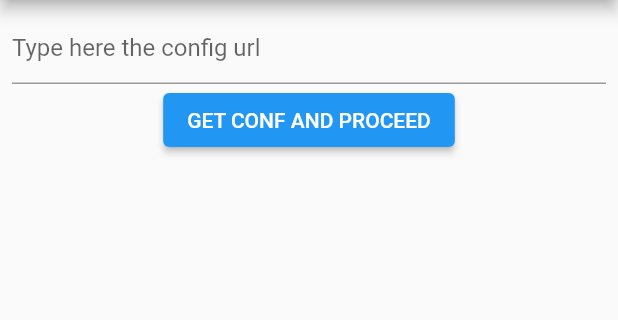
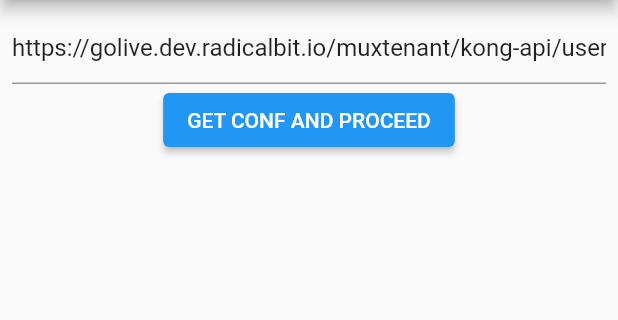
Before and after one commit to TheFe91/flutter_keycloak, a Flutter app: the screen it shows after launch, on a phone screen of 412 x 824 dp, the part 84-404 px from its top. Run offline on Flutter 3.47's test engine with Material 2 defaults, Android fonts, the phone set to English and light mode, and no system bars; our stand-ins replace dio, flutter_secure_storage, shared_preferences.

```diff
--- /dev/null
+++ b/example/analysis_options.yaml
@@ -0,0 +1,29 @@
+# This file configures the analyzer, which statically analyzes Dart code to
+# check for errors, warnings, and lints.
+#
+# The issues identified by the analyzer are surfaced in the UI of Dart-enabled
+# IDEs (https://dart.dev/tools#ides-and-editors). The analyzer can also be
+# invoked from the command line by running `flutter analyze`.
+
+# The following line activates a set of recommended lints for Flutter apps,
+# packages, and plugins designed to encourage good coding practices.
+include: package:flutter_lints/flutter.yaml
+
+linter:
+  # The lint rules applied to this project can be customized in the
+  # section below to disable rules from the `package:flutter_lints/flutter.yaml`
+  # included above or to enable additional rules. A list of all available lints
+  # and their documentation is published at
+  # https://dart-lang.github.io/linter/lints/index.html.
+  #
+  # Instead of disabling a lint rule for the entire project in the
+  # section below, it can also be suppressed for a single line of code
+  # or a specific dart file by using the `// ignore: name_of_lint` and
+  # `// ignore_for_file: name_of_lint` syntax on the line or in the file
+  # producing the lint.
+  rules:
+    # avoid_print: false  # Uncomment to disable the `avoid_print` rule
+    # prefer_single_quotes: true  # Uncomment to enable the `prefer_single_quotes` rule
+
+# Additional information about this file can be found at
+# https://dart.dev/guides/language/analysis-options
--- a/example/lib/main.dart
+++ b/example/lib/main.dart
@@ -1,13 +1,14 @@
 import 'package:flutter/material.dart';
-
 import 'package:flutter_keycloak/flutter_keycloak.dart';
-import 'package:shared_preferences/shared_preferences.dart';
+import 'package:flutter_secure_storage/flutter_secure_storage.dart';
 
 void main() {
-  runApp(MyApp());
+  runApp(const MyApp());
 }
 
 class MyApp extends StatelessWidget {
+  const MyApp({Key? key}) : super(key: key);
+
   // This widget is the root of your application.
   @override
   Widget build(BuildContext context) {
@@ -16,7 +17,7 @@ class MyApp extends StatelessWidget {
       theme: ThemeData(
         primarySwatch: Colors.blue,
       ),
-      home: FlutterKeycloakExample('Flutter Keycloak Example'),
+      home: const FlutterKeycloakExample('Flutter Keycloak Example'),
     );
   }
 }
@@ -24,27 +25,25 @@ class MyApp extends StatelessWidget {
 class FlutterKeycloakExample extends StatefulWidget {
   final String title;
 
-  FlutterKeycloakExample(this.title);
+  const FlutterKeycloakExample(this.title, {Key? key}) : super(key: key);
 
   @override
   _FlutterKeycloakExampleState createState() => _FlutterKeycloakExampleState();
 }
 
 class _FlutterKeycloakExampleState extends State<FlutterKeycloakExample> {
-  FlutterKeycloak _flutterKeycloak = FlutterKeycloak();
-  SharedPreferences? prefs;
+  final FlutterKeycloak _flutterKeycloak = FlutterKeycloak();
+  final FlutterSecureStorage _storage = const FlutterSecureStorage();
+  final TextEditingController _confController = TextEditingController(
+    text:
+        'https://golive.dev.radicalbit.io/muxtenant/kong-api/users-service/api/subtenants/muxtenant/config',
+  );
+  final TextEditingController _usernameController = TextEditingController();
+  final TextEditingController _passwordController = TextEditingController();
+  final TextEditingController _scopeController = TextEditingController();
+
   String _currentPrefs = '';
   Map? _conf;
-  TextEditingController _confController = TextEditingController();
-  TextEditingController _usernameController = TextEditingController();
-  TextEditingController _passwordController = TextEditingController();
-  TextEditingController _scopeController = TextEditingController();
-
-  @override
-  initState() {
-    SharedPreferences.getInstance().then((sp) => prefs = sp);
-    super.initState();
-  }
 
   @override
   void dispose() {
@@ -55,15 +54,15 @@ class _FlutterKeycloakExampleState extends State<FlutterKeycloakExample> {
     super.dispose();
   }
 
-  void printStorage() {
-    setState(() {
-      _currentPrefs = '';
-      if (prefs!.getKeys().length > 0) {
-        for (var key in prefs!.getKeys()) {
-          _currentPrefs = '${_currentPrefs}\n${prefs!.getString(key)}';
-        }
-      }
-    });
+  void printStorage() async {
+    final all = await _storage.readAll();
+    _currentPrefs = '';
+    if (all.isNotEmpty) {
+      all.forEach((key, value) async {
+        _currentPrefs = '$_currentPrefs\n${await _storage.read(key: key)}';
+      });
+    }
+    setState(() {});
   }
 
   @override
@@ -77,27 +76,30 @@ class _FlutterKeycloakExampleState extends State<FlutterKeycloakExample> {
         child: Center(
           child: _conf != null
               ? ListView(
-                  children: <Widget>[
+                  children: [
                     Row(
                       children: [
                         Expanded(
                           child: TextFormField(
                             controller: _usernameController,
-                            decoration: InputDecoration(hintText: 'Username'),
+                            decoration:
+                                const InputDecoration(hintText: 'Username'),
                           ),
                         ),
-                        SizedBox(width: 20),
+                        const SizedBox(width: 20),
                         Expanded(
                           child: TextFormField(
                             controller: _passwordController,
-                            decoration: InputDecoration(hintText: 'Password'),
+                            decoration:
+                                const InputDecoration(hintText: 'Password'),
                           ),
                         ),
-                        SizedBox(width: 20),
+                        const SizedBox(width: 20),
                         Expanded(
                           child: TextFormField(
                             controller: _scopeController,
-                            decoration: InputDecoration(hintText: 'Scope'),
+                            decoration:
+                                const InputDecoration(hintText: 'Scope'),
                           ),
                         ),
                       ],
@@ -110,11 +112,11 @@ class _FlutterKeycloakExampleState extends State<FlutterKeycloakExample> {
                           _passwordController.text,
                           scope: _scopeController.text != ''
                               ? _scopeController.text
-                              : 'info',
+                              : 'offline_access',
                         );
                         printStorage();
                       },
-                      child: Text('LOGIN'),
+                      child: const Text('LOGIN'),
                     ),
                     ElevatedButton(
                       onPressed: () async {
@@ -124,30 +126,30 @@ class _FlutterKeycloakExampleState extends State<FlutterKeycloakExample> {
                           _currentPrefs = userInfo.toString();
                         });
                       },
-                      child: Text('GET USER INFO'),
+                      child: const Text('GET USER INFO'),
                     ),
                     ElevatedButton(
                       onPressed: () async {
                         await _flutterKeycloak.refreshLogin(
-                          scope: 'openid info offline_access',
+                          scope: 'offline_access',
                         );
                         printStorage();
                       },
-                      child: Text('REFRESH LOGIN'),
+                      child: const Text('REFRESH LOGIN'),
                     ),
                     ElevatedButton(
                       onPressed: () async {
                         await _flutterKeycloak.refreshToken();
                         printStorage();
                       },
-                      child: Text('REFRESH TOKEN'),
+                      child: const Text('REFRESH TOKEN'),
                     ),
                     ElevatedButton(
                       onPressed: () async {
                         await _flutterKeycloak.logout();
                         printStorage();
                       },
-                      child: Text('LOGOUT'),
+                      child: const Text('LOGOUT'),
                     ),
                     Text(_currentPrefs),
                   ],
@@ -156,14 +158,14 @@ class _FlutterKeycloakExampleState extends State<FlutterKeycloakExample> {
                   children: [
                     TextFormField(
                       controller: _confController,
-                      decoration:
-                          InputDecoration(hintText: 'Type here the config url'),
+                      decoration: const InputDecoration(
+                          hintText: 'Type here the config url'),
                     ),
                     ElevatedButton(
                       onPressed: () => _flutterKeycloak
                           .getConf(_confController.text)
                           .then((conf) => setState(() => _conf = conf)),
-                      child: Text('GET CONF AND PROCEED'),
+                      child: const Text('GET CONF AND PROCEED'),
                     ),
                   ],
                 ),
--- a/example/pubspec.yaml
+++ b/example/pubspec.yaml
@@ -11,7 +11,10 @@ dependencies:
     sdk: flutter
   flutter_keycloak:
     path: ../
-  shared_preferences: ^2.0.4
+  flutter_secure_storage: ^6.0.0
+
+dev_dependencies:
+  flutter_lints: ^2.0.1
 
 flutter:
   uses-material-design: true
```
Also changed, not shown: example/pubspec.lock, 2 other files.
